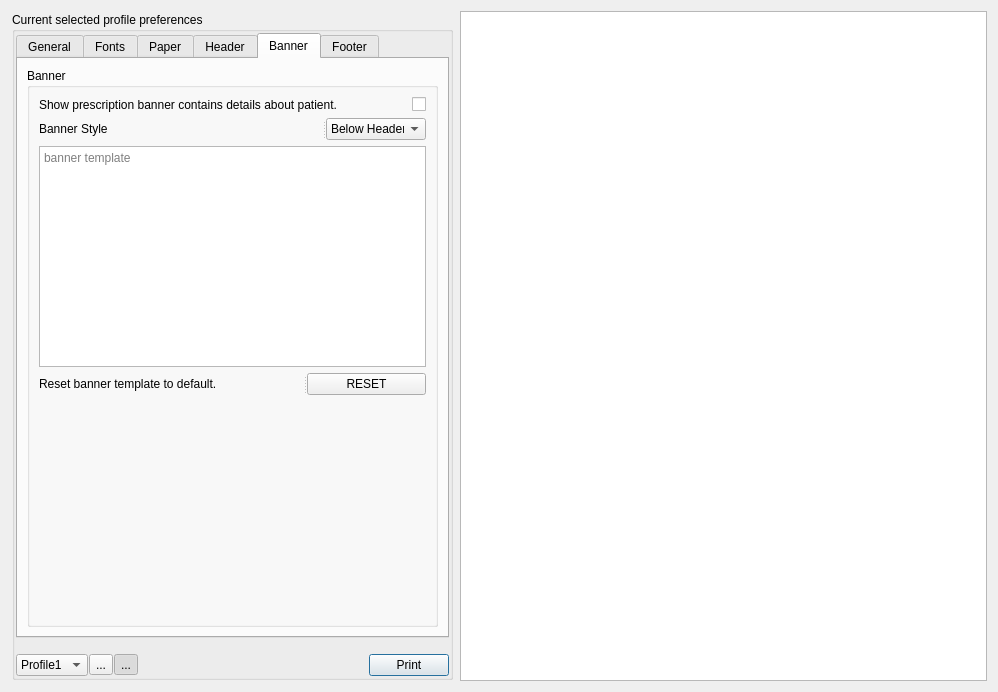
Old version of the form qtemr/ui/printdrugs.ui in the repository dr3mro/SmartClinic.
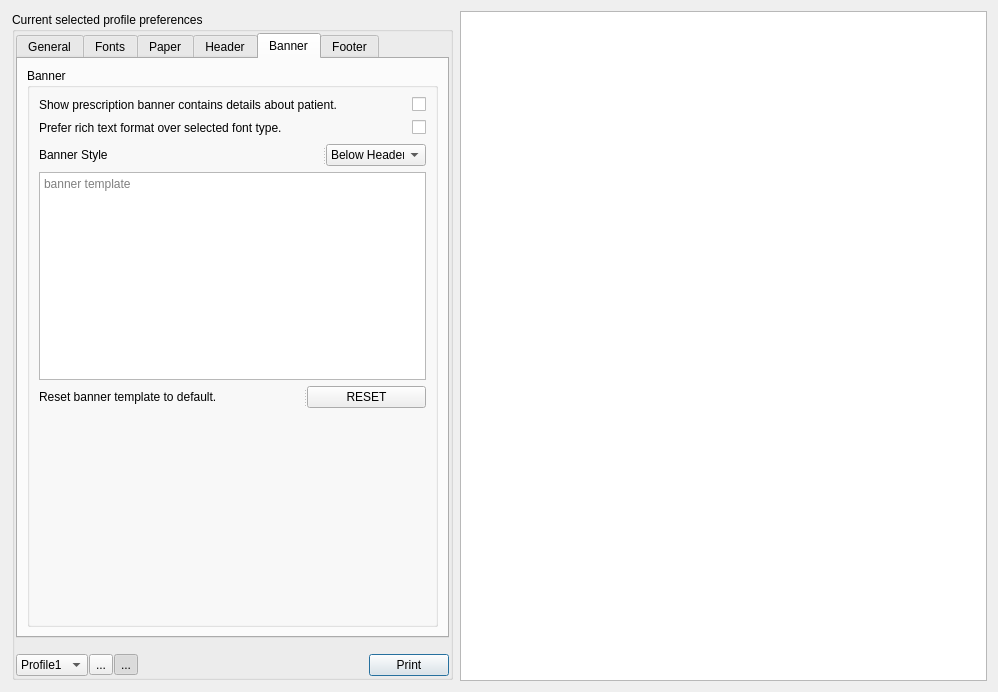
New version of the form. The open tabs and pages were chosen to show the change. Icons and pictures are not drawn. Custom widgets are drawn as their Qt base class.

Commit message: prefer RTF

Diff of the .ui file:
```diff
--- a/qtemr/ui/printdrugs.ui
+++ b/qtemr/ui/printdrugs.ui
@@ -1832,9 +1832,9 @@
                <property name="title">
                 <string>Banner</string>
                </property>
-               <layout class="QGridLayout" name="gridLayout_3">
-                <item row="0" column="0" colspan="2">
-                 <layout class="QHBoxLayout" name="horizontalLayout_24">
+               <layout class="QGridLayout" name="gridLayout_10">
+                <item row="0" column="0">
+                 <layout class="QHBoxLayout" name="horizontalLayout">
                   <item>
                    <widget class="QLabel" name="label_27">
                     <property name="text">
@@ -1857,44 +1857,61 @@
                   </item>
                  </layout>
                 </item>
-                <item row="2" column="0" colspan="2">
-                 <widget class="TextEdit" name="bannerTemplate">
-                  <property name="placeholderText">
-                   <string>banner template</string>
-                  </property>
-                 </widget>
-                </item>
-                <item row="3" column="0" colspan="2">
-                 <widget class="QSplitter" name="resetButtonAndLabel">
-                  <property name="orientation">
-                   <enum>Qt::Horizontal</enum>
-                  </property>
-                  <widget class="QLabel" name="label_8">
-                   <property name="text">
-                    <string>Reset banner template to default.</string>
+                <item row="1" column="0">
+                 <widget class="QWidget" name="preferRTFGroup" native="true">
+                  <layout class="QGridLayout" name="gridLayout_3">
+                   <property name="leftMargin">
+                    <number>0</number>
                    </property>
-                  </widget>
-                  <widget class="QPushButton" name="resetBannerTemplate">
-                   <property name="text">
-                    <string>RESET</string>
+                   <property name="topMargin">
+                    <number>0</number>
                    </property>
-                  </widget>
+                   <property name="rightMargin">
+                    <number>0</number>
+                   </property>
+                   <property name="bottomMargin">
+                    <number>0</number>
+                   </property>
+                   <property name="spacing">
+                    <number>0</number>
+                   </property>
+                   <item row="0" column="0">
+                    <widget class="QLabel" name="label_31">
+                     <property name="text">
+                      <string>Prefer rich text format over selected font type.</string>
+                     </property>
+                    </widget>
+                   </item>
+                   <item row="0" column="1">
+                    <spacer name="horizontalSpacer_3">
+                     <property name="orientation">
+                      <enum>Qt::Horizontal</enum>
+                     </property>
+                     <property name="sizeHint" stdset="0">
+                      <size>
+                       <width>98</width>
+                       <height>20</height>
+                      </size>
+                     </property>
+                    </spacer>
+                   </item>
+                   <item row="0" column="2">
+                    <widget class="Switch" name="preferRTF">
+                     <property name="sizePolicy">
+                      <sizepolicy hsizetype="Fixed" vsizetype="Fixed">
+                       <horstretch>0</horstretch>
+                       <verstretch>0</verstretch>
+                      </sizepolicy>
+                     </property>
+                     <property name="text">
+                      <string/>
+                     </property>
+                    </widget>
+                   </item>
+                  </layout>
                  </widget>
                 </item>
-                <item row="4" column="1">
-                 <spacer name="verticalSpacer_6">
-                  <property name="orientation">
-                   <enum>Qt::Vertical</enum>
-                  </property>
-                  <property name="sizeHint" stdset="0">
-                   <size>
-                    <width>20</width>
-                    <height>40</height>
-                   </size>
-                  </property>
-                 </spacer>
-                </item>
-                <item row="1" column="0" colspan="2">
+                <item row="2" column="0">
                  <widget class="QSplitter" name="splitter_17">
                   <property name="orientation">
                    <enum>Qt::Horizontal</enum>
@@ -1930,6 +1947,43 @@
                   </widget>
                  </widget>
                 </item>
+                <item row="3" column="0">
+                 <widget class="TextEdit" name="bannerTemplate">
+                  <property name="placeholderText">
+                   <string>banner template</string>
+                  </property>
+                 </widget>
+                </item>
+                <item row="4" column="0">
+                 <widget class="QSplitter" name="resetButtonAndLabel">
+                  <property name="orientation">
+                   <enum>Qt::Horizontal</enum>
+                  </property>
+                  <widget class="QLabel" name="label_8">
+                   <property name="text">
+                    <string>Reset banner template to default.</string>
+                   </property>
+                  </widget>
+                  <widget class="QPushButton" name="resetBannerTemplate">
+                   <property name="text">
+                    <string>RESET</string>
+                   </property>
+                  </widget>
+                 </widget>
+                </item>
+                <item row="5" column="0">
+                 <spacer name="verticalSpacer_6">
+                  <property name="orientation">
+                   <enum>Qt::Vertical</enum>
+                  </property>
+                  <property name="sizeHint" stdset="0">
+                   <size>
+                    <width>20</width>
+                    <height>40</height>
+                   </size>
+                  </property>
+                 </spacer>
+                </item>
                </layout>
               </widget>
              </item>
```
Left out of the diff: 38 changed lines with no effect on the pictures. The commit also changes 6 other files.
